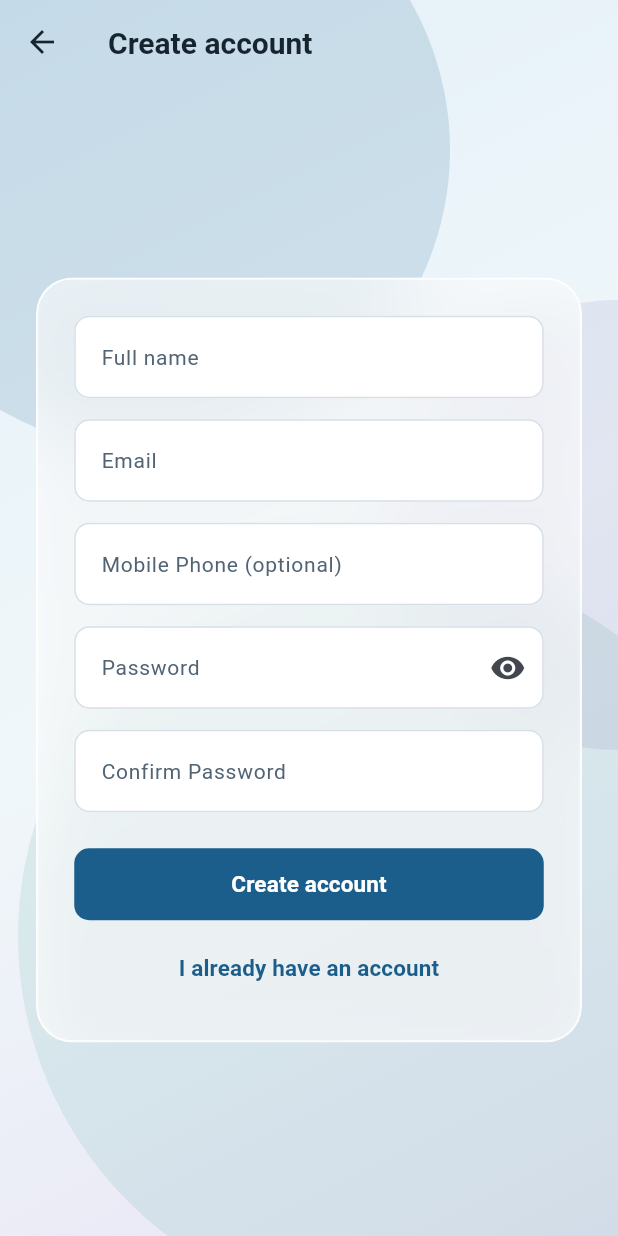
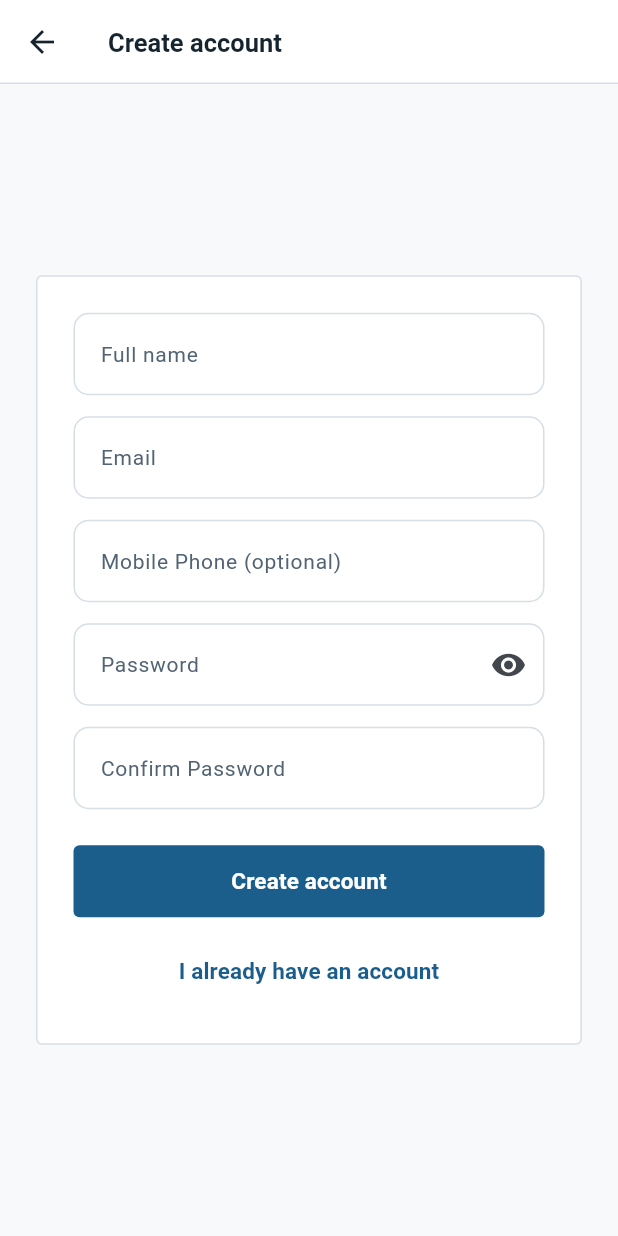
Before and after one commit to 12hurricane/MedicalAssistant, a Flutter app: the screen it shows after launch, after a tap on "Create an account", on a phone screen of 412 x 824 dp. Run offline on Flutter 3.47's test engine with Material 3 defaults, Android fonts, the phone set to English and light mode, and no system bars; our stand-ins replace dio, flutter_riverpod, flutter_secure_storage, go_router.

Commit message:
Refactor legacy authentication UI and background to eliminate gradients and shadows with reflective anti-goal test coverage

```diff
--- a/flutter/lib/features/auth/presentation/auth_background.dart
+++ b/flutter/lib/features/auth/presentation/auth_background.dart
@@ -2,8 +2,10 @@ import 'package:flutter/material.dart';
 
 import '../../../app/theme/app_colors.dart';
 
-/// A premium, animated-feeling background for the auth screens.
-/// Features a soft gradient with abstract ambient shapes.
+/// Flat, high-contrast background for clinical authentication screens.
+///
+/// Strictly eliminates consumer SaaS decorative gradients, blurred ambient blobs,
+/// and backdrop filters to preserve visual clarity, accessibility, and audit readiness.
 class AuthBackground extends StatelessWidget {
   const AuthBackground({super.key, required this.child});
 
@@ -12,63 +14,12 @@ class AuthBackground extends StatelessWidget {
   @override
   Widget build(BuildContext context) {
     return Container(
+      width: double.infinity,
+      height: double.infinity,
       decoration: const BoxDecoration(
-        gradient: LinearGradient(
-          begin: Alignment.topLeft,
-          end: Alignment.bottomRight,
-          colors: [
-            AppColors.primaryLight,
-            Color(0xFFF0F7FA), // Soft cyan-ish white
-            Color(0xFFE8E5F4), // Soft purple tint
-          ],
-          stops: [0.0, 0.5, 1.0],
-        ),
+        color: AppColors.background,
       ),
-      child: Stack(
-        children: [
-          // Ambient blurred blob 1
-          Positioned(
-            top: -100,
-            left: -100,
-            child: Container(
-              width: 400,
-              height: 400,
-              decoration: BoxDecoration(
-                shape: BoxShape.circle,
-                color: AppColors.primary.withValues(alpha: 0.15),
-              ),
-            ),
-          ),
-          // Ambient blurred blob 2
-          Positioned(
-            bottom: -50,
-            right: -100,
-            child: Container(
-              width: 500,
-              height: 500,
-              decoration: BoxDecoration(
-                shape: BoxShape.circle,
-                color: AppColors.accent.withValues(alpha: 0.1),
-              ),
-            ),
-          ),
-          // Ambient blurred blob 3
-          Positioned(
-            top: 200,
-            right: -150,
-            child: Container(
-              width: 300,
-              height: 300,
-              decoration: BoxDecoration(
-                shape: BoxShape.circle,
-                color: AppColors.aiAssisted.withValues(alpha: 0.1),
-              ),
-            ),
-          ),
-          // Content
-          SafeArea(child: child),
-        ],
-      ),
+      child: SafeArea(child: child),
     );
   }
 }
--- a/flutter/lib/features/auth/presentation/login_screen.dart
+++ b/flutter/lib/features/auth/presentation/login_screen.dart
@@ -64,6 +64,7 @@ class _LoginScreenState extends ConsumerState<LoginScreen> {
     final notice = authState is AuthSignedOut ? authState.notice : null;
 
     return Scaffold(
+      backgroundColor: AppColors.background,
       body: AuthBackground(
         child: Center(
           child: SingleChildScrollView(
@@ -82,13 +83,13 @@ class _LoginScreenState extends ConsumerState<LoginScreen> {
                         color: AppColors.primary,
                       ),
                       const SizedBox(height: 16),
-                    Text(
+                      const Text(
                         'Sign in',
                         textAlign: TextAlign.center,
                         style: AppTypography.headlineMedium,
                       ),
                       const SizedBox(height: 6),
-                    Text(
+                      const Text(
                         'MedAssist medication management',
                         textAlign: TextAlign.center,
                         style: AppTypography.bodyMedium,
@@ -106,8 +107,6 @@ class _LoginScreenState extends ConsumerState<LoginScreen> {
                         validator: (value) {
                           final text = value?.trim() ?? '';
                           if (text.isEmpty) return 'Enter your email address';
-                        // Deliberately loose. The backend is the authority on what it
-                        // accepts; a strict client regex would reject valid addresses.
                           if (!text.contains('@')) return 'That does not look like an email';
                           return null;
                         },
@@ -131,15 +130,17 @@ class _LoginScreenState extends ConsumerState<LoginScreen> {
                         validator: (value) =>
                             (value ?? '').isEmpty ? 'Enter your password' : null,
                       ),
-                    Align(
-                      alignment: Alignment.centerRight,
-                      child: TextButton(
-                        onPressed: _submitting ? null : () {}, // Placeholder
-                        child: const Text('Forgot password?'),
+                      const SizedBox(height: 24),
+                      FilledButton(
+                        style: FilledButton.styleFrom(
+                          backgroundColor: AppColors.primary,
+                          foregroundColor: AppColors.textOnPrimary,
+                          elevation: 0,
+                          shape: RoundedRectangleBorder(
+                            borderRadius: BorderRadius.circular(4.0),
                           ),
+                          padding: const EdgeInsets.symmetric(vertical: 14),
                         ),
-                    const SizedBox(height: 16),
-                    FilledButton(
                         onPressed: _submitting ? null : _submit,
                         child: _submitting
                             ? const SizedBox(
@@ -150,10 +151,13 @@ class _LoginScreenState extends ConsumerState<LoginScreen> {
                                   color: AppColors.textOnPrimary,
                                 ),
                               )
-                          : const Text('Sign in'),
+                            : const Text('Sign in', style: AppTypography.labelLarge),
                       ),
-                    const SizedBox(height: 8),
+                      const SizedBox(height: 12),
                       TextButton(
+                        style: TextButton.styleFrom(
+                          foregroundColor: AppColors.primary,
+                        ),
                         onPressed: _submitting
                             ? null
                             : () => context.go(AppRoutes.register),
@@ -186,10 +190,11 @@ class _Banner extends StatelessWidget {
       margin: const EdgeInsets.only(bottom: 16),
       padding: const EdgeInsets.all(12),
       decoration: BoxDecoration(
-        color: isError ? const Color(0xFFFDECEC) : AppColors.primaryLight,
-        borderRadius: BorderRadius.circular(10),
+        color: isError ? AppColors.dangerSurface : AppColors.primaryLight,
+        borderRadius: BorderRadius.circular(4.0),
         border: Border.all(
-          color: isError ? AppColors.statusMissed : AppColors.primary,
+          color: isError ? AppColors.danger : AppColors.primary,
+          width: 1.0,
         ),
       ),
       child: Row(
@@ -198,7 +203,7 @@ class _Banner extends StatelessWidget {
           Icon(
             isError ? Icons.error_outline : Icons.info_outline,
             size: 20,
-            color: isError ? AppColors.statusMissed : AppColors.primaryDark,
+            color: isError ? AppColors.danger : AppColors.primaryDark,
           ),
           const SizedBox(width: 10),
           Expanded(
--- a/flutter/lib/features/auth/presentation/register_screen.dart
+++ b/flutter/lib/features/auth/presentation/register_screen.dart
@@ -93,20 +93,24 @@ class _RegisterScreenState extends ConsumerState<RegisterScreen> {
 
   @override
   Widget build(BuildContext context) {
-    return AuthBackground(
-      child: Scaffold(
-        backgroundColor: Colors.transparent,
+    return Scaffold(
+      backgroundColor: AppColors.background,
       appBar: AppBar(
-          backgroundColor: Colors.transparent,
+        backgroundColor: AppColors.surface,
         elevation: 0,
-          title: const Text('Create account'),
+        scrolledUnderElevation: 0,
+        shape: const Border(
+          bottom: BorderSide(color: AppColors.border, width: 1.0),
+        ),
+        title: const Text('Create account', style: AppTypography.titleMedium),
         leading: IconButton(
           onPressed: () => context.go(AppRoutes.login),
-            icon: const Icon(Icons.arrow_back),
+          icon: const Icon(Icons.arrow_back, color: AppColors.textPrimary),
           tooltip: 'Back to sign in',
         ),
       ),
-        body: Center(
+      body: AuthBackground(
+        child: Center(
           child: SingleChildScrollView(
             padding: const EdgeInsets.all(24),
             child: ConstrainedBox(
@@ -122,11 +126,14 @@ class _RegisterScreenState extends ConsumerState<RegisterScreen> {
                           margin: const EdgeInsets.only(bottom: 16),
                           padding: const EdgeInsets.all(12),
                           decoration: BoxDecoration(
-                          color: const Color(0xFFFDECEC),
-                          borderRadius: BorderRadius.circular(10),
-                          border: Border.all(color: AppColors.statusMissed),
+                            color: AppColors.dangerSurface,
+                            borderRadius: BorderRadius.circular(4.0),
+                            border: Border.all(color: AppColors.danger, width: 1.0),
                           ),
-                        child: Text(_formError!, style: AppTypography.bodyMedium),
+                          child: Text(
+                            _formError!,
+                            style: AppTypography.bodyMedium.copyWith(color: AppColors.danger),
+                          ),
                         ),
                       TextFormField(
                         controller: _name,
@@ -242,6 +249,15 @@ class _RegisterScreenState extends ConsumerState<RegisterScreen> {
                       ),
                       const SizedBox(height: 24),
                       FilledButton(
+                        style: FilledButton.styleFrom(
+                          backgroundColor: AppColors.primary,
+                          foregroundColor: AppColors.textOnPrimary,
+                          elevation: 0,
+                          shape: RoundedRectangleBorder(
+                            borderRadius: BorderRadius.circular(4.0),
+                          ),
+                          padding: const EdgeInsets.symmetric(vertical: 14),
+                        ),
                         onPressed: _submitting ? null : _submit,
                         child: _submitting
                             ? const SizedBox(
@@ -252,10 +268,13 @@ class _RegisterScreenState extends ConsumerState<RegisterScreen> {
                                   color: AppColors.textOnPrimary,
                                 ),
                               )
-                          : const Text('Create account'),
+                            : const Text('Create account', style: AppTypography.labelLarge),
                       ),
-                    const SizedBox(height: 8),
+                      const SizedBox(height: 12),
                       TextButton(
+                        style: TextButton.styleFrom(
+                          foregroundColor: AppColors.primary,
+                        ),
                         onPressed:
                             _submitting ? null : () => context.go(AppRoutes.login),
                         child: const Text('I already have an account'),
--- a/flutter/lib/widgets/glass_card.dart
+++ b/flutter/lib/widgets/glass_card.dart
@@ -1,6 +1,11 @@
-import 'dart:ui';
 import 'package:flutter/material.dart';
 
+import '../app/theme/app_colors.dart';
+
+/// Clinical surface card.
+///
+/// Replaces legacy glassmorphic backdrop filters and shadows with a flat,
+/// high-contrast clinical card adhering strictly to audit-ready UI standards.
 class GlassCard extends StatelessWidget {
   const GlassCard({
     super.key,
@@ -13,30 +18,17 @@ class GlassCard extends StatelessWidget {
 
   @override
   Widget build(BuildContext context) {
-    return ClipRRect(
-      borderRadius: BorderRadius.circular(24),
-      child: BackdropFilter(
-        filter: ImageFilter.blur(sigmaX: 24, sigmaY: 24),
-        child: Container(
-          padding: padding,
-          decoration: BoxDecoration(
-            color: Colors.white.withValues(alpha: 0.6),
-            borderRadius: BorderRadius.circular(24),
-            border: Border.all(
-              color: Colors.white.withValues(alpha: 0.8),
-              width: 1.5,
-            ),
-            boxShadow: [
-              BoxShadow(
-                color: Colors.black.withValues(alpha: 0.05),
-                blurRadius: 32,
-                offset: const Offset(0, 8),
-              ),
-            ],
-          ),
-          child: child,
+    return Container(
+      padding: padding,
+      decoration: BoxDecoration(
+        color: AppColors.surface,
+        borderRadius: BorderRadius.circular(4.0),
+        border: Border.all(
+          color: AppColors.border,
+          width: 1.0,
         ),
       ),
+      child: child,
     );
   }
 }
```
Also changed, not shown: 1 other file. Lines whose indentation alone changed are shown as unchanged.
